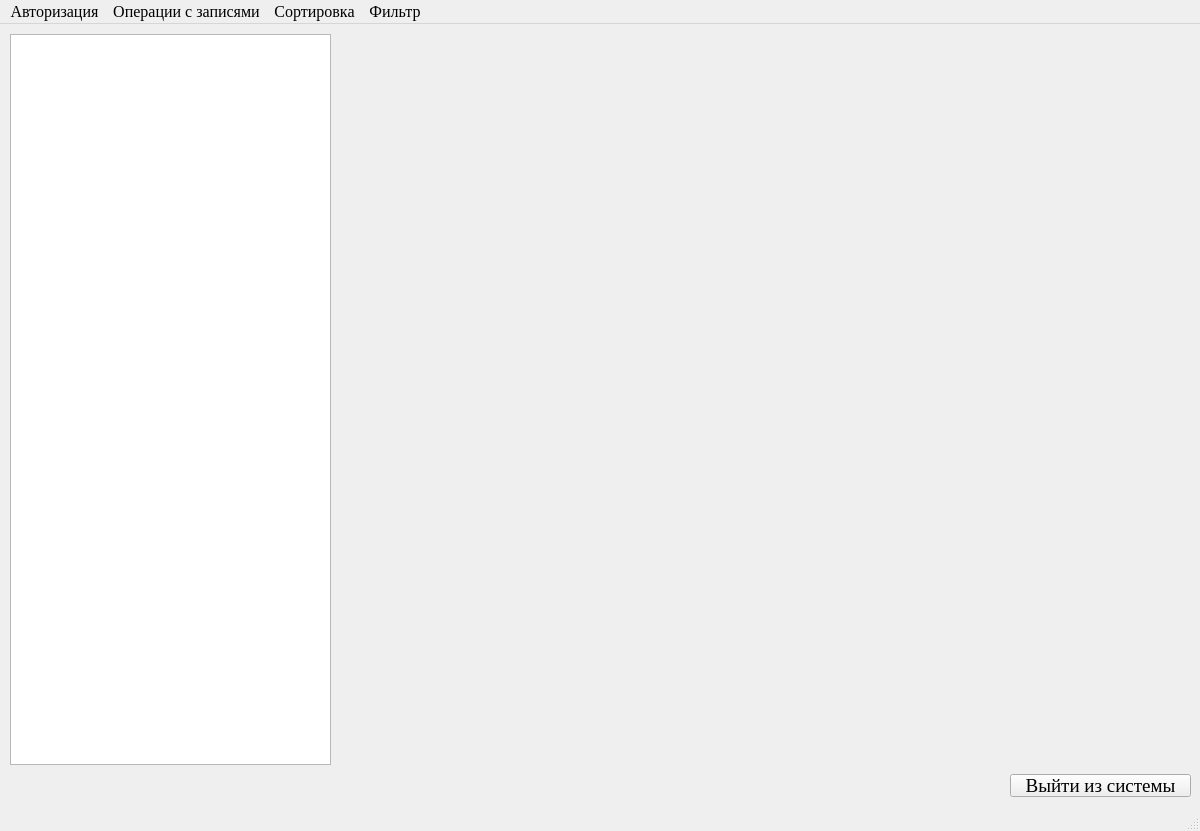
The window that ui/main_window.ui (SwiftyKey/CostAccounting) describes before a commit, drawn with Qt 5.
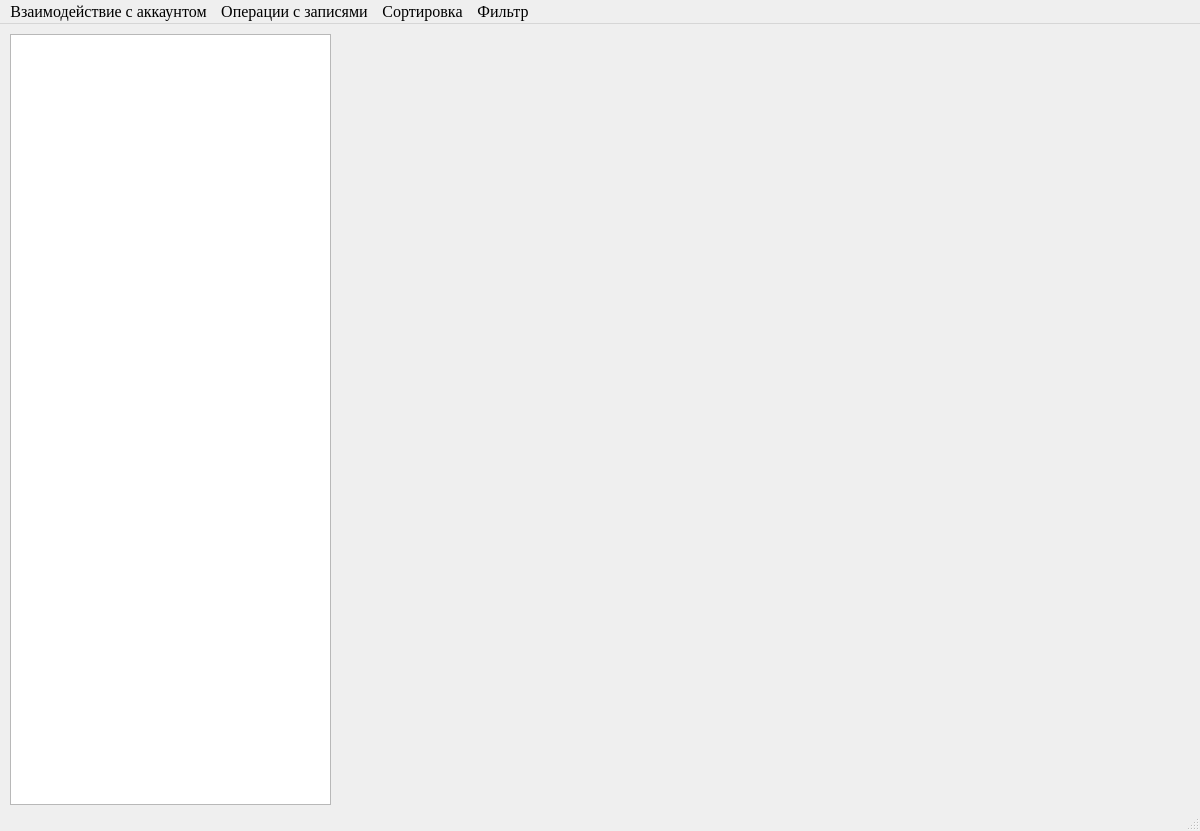
The same window after the commit.

Diff of the .ui file:
```diff
--- a/ui/main_window.ui
+++ b/ui/main_window.ui
@@ -26,7 +26,7 @@
       <x>10</x>
       <y>10</y>
       <width>321</width>
-      <height>731</height>
+      <height>771</height>
      </rect>
     </property>
     <property name="font">
@@ -36,24 +36,6 @@
      </font>
     </property>
    </widget>
-   <widget class="QPushButton" name="button_exit">
-    <property name="geometry">
-     <rect>
-      <x>1010</x>
-      <y>750</y>
-      <width>181</width>
-      <height>23</height>
-     </rect>
-    </property>
-    <property name="font">
-     <font>
-      <pointsize>14</pointsize>
-     </font>
-    </property>
-    <property name="text">
-     <string>Выйти из системы</string>
-    </property>
-   </widget>
   </widget>
   <widget class="QStatusBar" name="statusbar"/>
   <widget class="QMenuBar" name="menuBar">
@@ -67,7 +49,7 @@
    </property>
    <widget class="QMenu" name="authorization">
     <property name="title">
-     <string>Авторизация</string>
+     <string>Взаимодействие с аккаунтом</string>
     </property>
     <addaction name="sign_in"/>
     <addaction name="sign_up"/>
```
Left out of the diff: 6 changed lines with no effect on the pictures.
